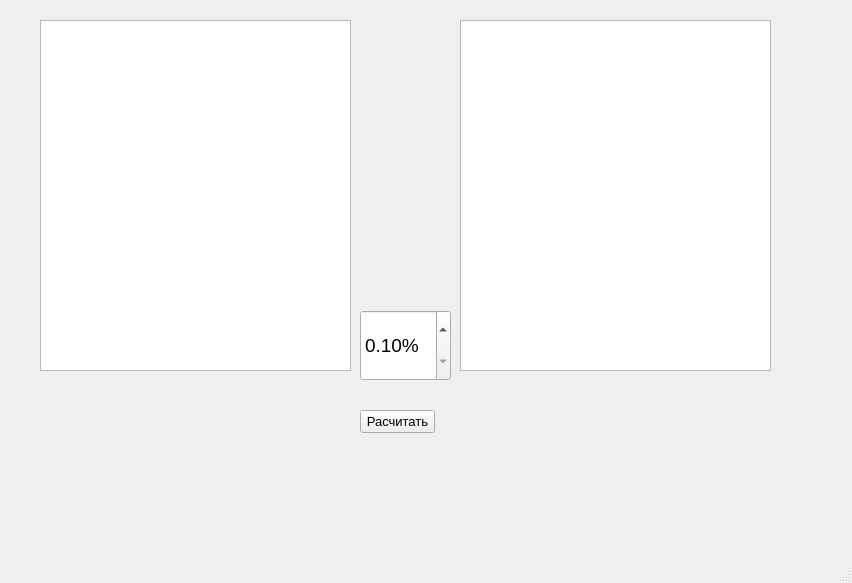
Above: 5semestr/python/lab2/num5.ui from kopch02/lab before the change. Below: the same form after it.
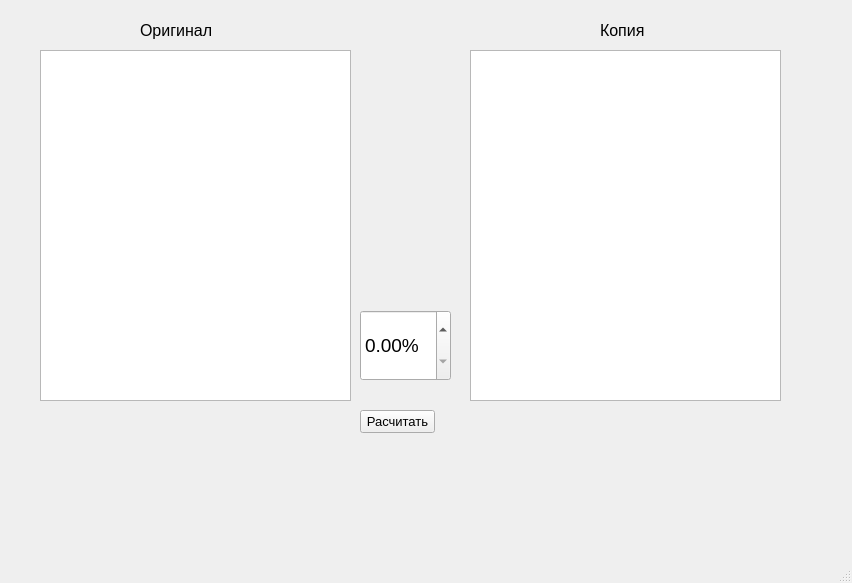
That is the form after the change.

What changed in the file:
```diff
--- a/5semestr/python/lab2/num5.ui
+++ b/5semestr/python/lab2/num5.ui
@@ -18,17 +18,27 @@
     <property name="geometry">
      <rect>
       <x>40</x>
-      <y>20</y>
+      <y>50</y>
       <width>311</width>
       <height>351</height>
      </rect>
     </property>
+    <property name="readOnly">
+     <bool>false</bool>
+    </property>
+    <property name="html">
+     <string>&lt;!DOCTYPE HTML PUBLIC &quot;-//W3C//DTD HTML 4.0//EN&quot; &quot;http://www.w3.org/TR/REC-html40/strict.dtd&quot;&gt;
+&lt;html&gt;&lt;head&gt;&lt;meta name=&quot;qrichtext&quot; content=&quot;1&quot; /&gt;&lt;style type=&quot;text/css&quot;&gt;
+p, li { white-space: pre-wrap; }
+&lt;/style&gt;&lt;/head&gt;&lt;body style=&quot; font-family:'MS Shell Dlg 2'; font-size:8.25pt; font-weight:400; font-style:normal;&quot;&gt;
+&lt;p style=&quot;-qt-paragraph-type:empty; margin-top:0px; margin-bottom:0px; margin-left:0px; margin-right:0px; -qt-block-indent:0; text-indent:0px;&quot;&gt;&lt;br /&gt;&lt;/p&gt;&lt;/body&gt;&lt;/html&gt;</string>
+    </property>
    </widget>
    <widget class="QTextEdit" name="textEdit_2">
     <property name="geometry">
      <rect>
-      <x>460</x>
-      <y>20</y>
+      <x>470</x>
+      <y>50</y>
       <width>311</width>
       <height>351</height>
      </rect>
@@ -70,13 +80,52 @@
      <string>%</string>
     </property>
     <property name="minimum">
-     <double>0.100000000000000</double>
+     <double>0.000000000000000</double>
     </property>
     <property name="maximum">
      <double>99.900000000000006</double>
     </property>
     <property name="singleStep">
-     <double>0.100000000000000</double>
+     <double>1.000000000000000</double>
+    </property>
+    <property name="value">
+     <double>0.000000000000000</double>
+    </property>
+   </widget>
+   <widget class="QLabel" name="label">
+    <property name="geometry">
+     <rect>
+      <x>140</x>
+      <y>20</y>
+      <width>81</width>
+      <height>21</height>
+     </rect>
+    </property>
+    <property name="font">
+     <font>
+      <pointsize>12</pointsize>
+     </font>
+    </property>
+    <property name="text">
+     <string>Оригинал</string>
+    </property>
+   </widget>
+   <widget class="QLabel" name="label_2">
+    <property name="geometry">
+     <rect>
+      <x>600</x>
+      <y>20</y>
+      <width>81</width>
+      <height>21</height>
+     </rect>
+    </property>
+    <property name="font">
+     <font>
+      <pointsize>12</pointsize>
+     </font>
+    </property>
+    <property name="text">
+     <string>Копия</string>
     </property>
    </widget>
   </widget>
```
